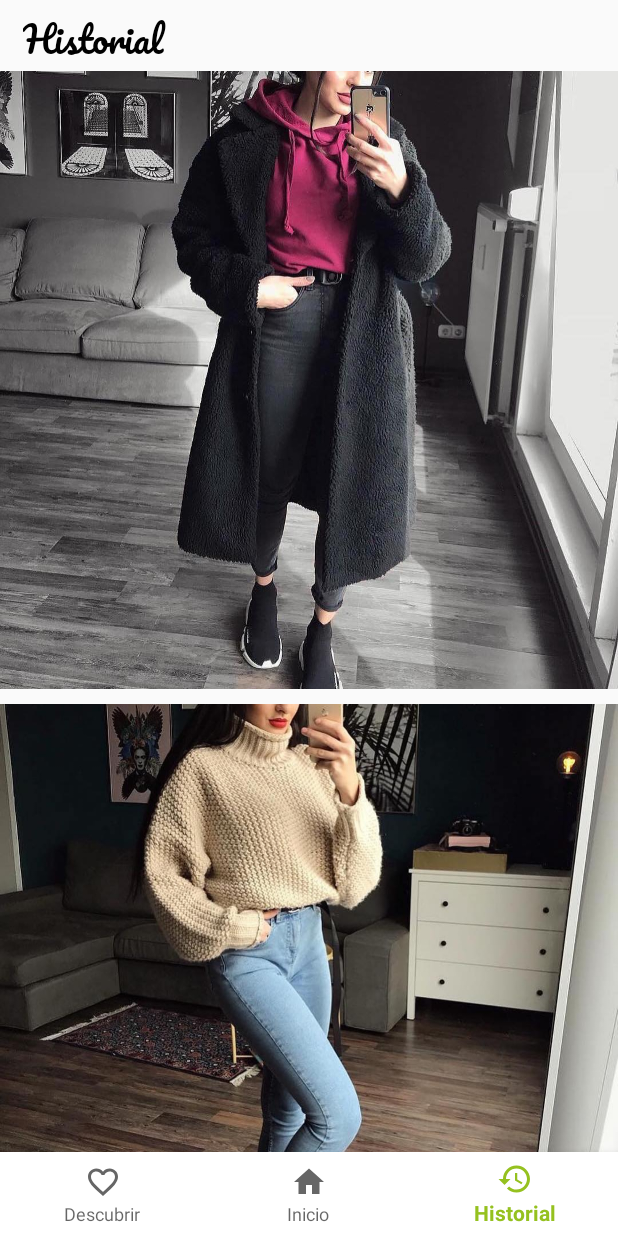
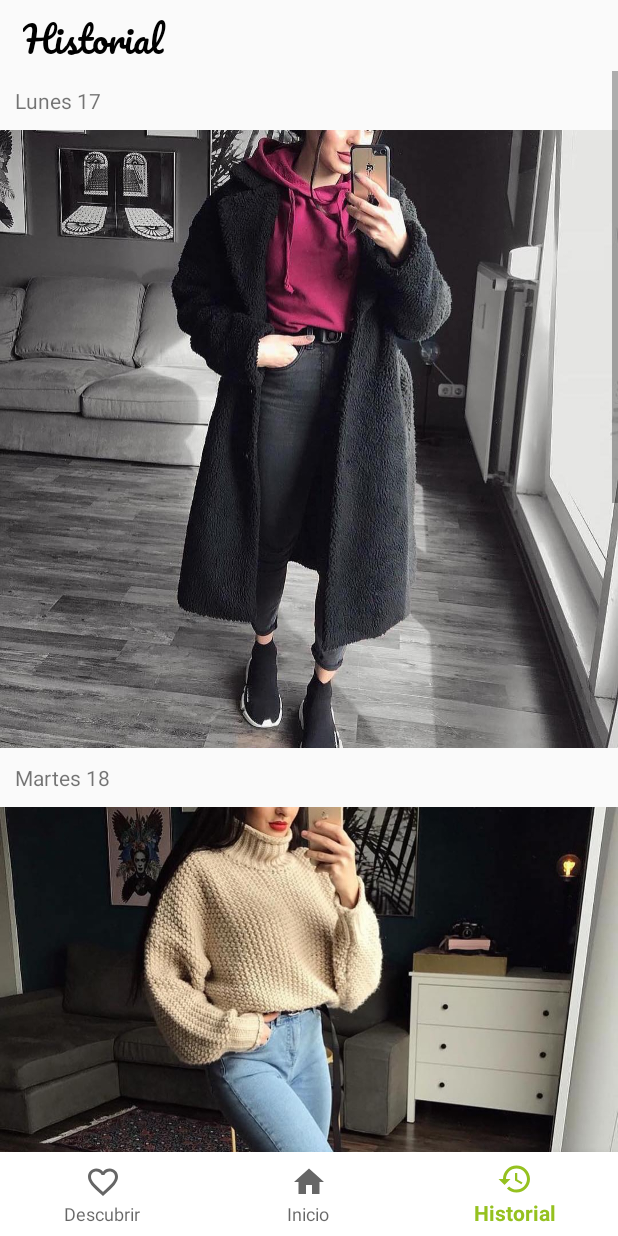
Before and after one commit to Beetoo13/Fitsu, an Android app: the screen it shows after launch (MainActivity), item 3 of the bottom bar chosen, on a phone screen of 412 x 824 dp. Run offline under Robolectric (Android 15) with nearby library versions, the phone set to English and light mode, and no system bars; our stand-ins replace Volley.

Commit message:
Modificación de frag historial/main por aaron

```diff
--- a/app/build.gradle
+++ b/app/build.gradle
@@ -25,6 +25,7 @@ dependencies {
     implementation 'com.android.volley:volley:1.1.1'
     implementation 'com.google.android.material:material:1.1.0'
     implementation 'androidx.constraintlayout:constraintlayout:1.1.3'
+    implementation 'androidx.legacy:legacy-support-v4:1.0.0'
     testImplementation 'junit:junit:4.12'
     androidTestImplementation 'androidx.test.ext:junit:1.1.0'
     androidTestImplementation 'androidx.test.espresso:espresso-core:3.1.1'
--- a/app/src/main/java/com/example/fitsu/FragmentHistorial.java
+++ b/app/src/main/java/com/example/fitsu/FragmentHistorial.java
@@ -4,6 +4,8 @@ import android.os.Bundle;
 import android.view.LayoutInflater;
 import android.view.View;
 import android.view.ViewGroup;
+import android.widget.ImageView;
+import android.widget.TextView;
 
 import androidx.annotation.NonNull;
 import androidx.annotation.Nullable;
@@ -14,6 +16,7 @@ public class FragmentHistorial extends Fragment {
     @Nullable
     @Override
     public View onCreateView(@NonNull LayoutInflater inflater, @Nullable ViewGroup container, @Nullable Bundle savedInstanceState) {
-        return inflater.inflate(R.layout.fragment_historial, container, false);
+        View v = inflater.inflate(R.layout.fragment_historial, container, false);
+        return v;
     }
 }
--- a/app/src/main/res/layout/fragment_historial.xml
+++ b/app/src/main/res/layout/fragment_historial.xml
@@ -17,54 +17,81 @@
 
     <ScrollView
         android:layout_width="match_parent"
-        android:layout_height="match_parent"
-        android:scrollbars="none">
+        android:layout_height="match_parent">
 
         <LinearLayout
             android:layout_width="match_parent"
             android:layout_height="wrap_content"
-            android:orientation="vertical"
-            android:scrollbars="none">
+            android:orientation="vertical" >
+
+            <TextView
+                android:id="@+id/fecha"
+                android:layout_width="match_parent"
+                android:layout_height="wrap_content"
+                android:padding="10dp"
+                android:text="Lunes 17" />
 
             <ImageView
-                android:id="@+id/imageView"
+                android:id="@+id/espacio1"
                 android:layout_width="wrap_content"
                 android:layout_height="wrap_content"
                 android:adjustViewBounds="true"
                 android:clickable="true"
+                android:cropToPadding="true"
                 android:onClick="onClick"
-                android:paddingBottom="10dp"
                 app:srcCompat="@drawable/outfit1" />
 
+            <TextView
+                android:id="@+id/fecha2"
+                android:layout_width="match_parent"
+                android:layout_height="wrap_content"
+                android:padding="10dp"
+                android:text="Martes 18" />
+
             <ImageView
-                android:id="@+id/imageView2"
-                android:layout_width="wrap_content"
+                android:id="@+id/espacio2"
+                android:layout_width="match_parent"
                 android:layout_height="wrap_content"
                 android:adjustViewBounds="true"
                 android:clickable="true"
+                android:cropToPadding="true"
                 android:onClick="onClick"
-                android:paddingBottom="10dp"
                 app:srcCompat="@drawable/outfit2" />
 
+            <TextView
+                android:id="@+id/fecha3"
+                android:layout_width="match_parent"
+                android:layout_height="wrap_content"
+                android:padding="10dp"
+                android:text="Miercoles 19" />
+
             <ImageView
-                android:id="@+id/imageView3"
-                android:layout_width="wrap_content"
+                android:id="@+id/espacio3"
+                android:layout_width="match_parent"
                 android:layout_height="wrap_content"
                 android:adjustViewBounds="true"
                 android:clickable="true"
+                android:cropToPadding="true"
                 android:onClick="onClick"
-                android:paddingBottom="10dp"
                 app:srcCompat="@drawable/outfit3" />
 
+            <TextView
+                android:id="@+id/fecha4"
+                android:layout_width="match_parent"
+                android:layout_height="wrap_content"
+                android:padding="10dp"
+                android:text="Jueves 20" />
+
             <ImageView
-                android:id="@+id/imageView5"
-                android:layout_width="wrap_content"
+                android:id="@+id/espacio4"
+                android:layout_width="match_parent"
                 android:layout_height="wrap_content"
                 android:adjustViewBounds="true"
                 android:clickable="true"
+                android:cropToPadding="true"
                 android:onClick="onClick"
-                android:paddingBottom="10dp"
                 app:srcCompat="@drawable/outfit4" />
+
         </LinearLayout>
     </ScrollView>
 
--- a/app/src/main/res/layout/fragment_home.xml
+++ b/app/src/main/res/layout/fragment_home.xml
@@ -75,10 +75,11 @@
             android:layout_height="40dp"
             android:layout_marginBottom="20dp"
             android:background="@drawable/boton"
+            android:fontFamily="@font/montserrat"
             android:text="Guardar"
             android:textAllCaps="false"
             android:textColor="@color/design_default_color_background"
-            android:textSize="16sp"
+            android:textSize="18sp"
             app:layout_constraintBottom_toTopOf="@+id/button2"
             app:layout_constraintEnd_toEndOf="parent"
             app:layout_constraintHorizontal_bias="0.498"
@@ -90,6 +91,7 @@
             android:layout_height="40dp"
             android:layout_marginBottom="32dp"
             android:background="@drawable/boton"
+            android:fontFamily="@font/montserrat"
             android:onClick="sugerenciaClick"
             android:text="Obtener otra sugerencia"
             android:textAllCaps="false"
--- a/app/src/main/res/values/strings.xml
+++ b/app/src/main/res/values/strings.xml
@@ -1,3 +1,6 @@
 <resources>
     <string name="app_name">Fitsu</string>
+
+    <!-- TODO: Remove or change this placeholder text -->
+    <string name="hello_blank_fragment">Hello blank fragment</string>
 </resources>
```
Also changed, not shown: app/src/main/java/com/example/fitsu/FragmentDetallesHistorial.java (+55 -2 lines), app/src/main/java/com/example/fitsu/MainActivity.java (+47 -9 lines), app/src/main/res/layout/fragment_detalles_historial.xml (+5 -5 lines).
